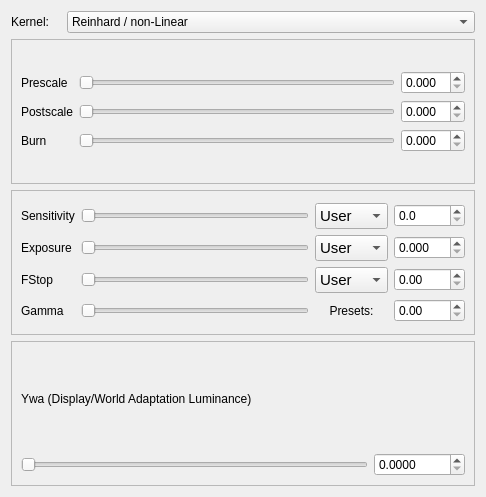
Old version of the form qtgui/tonemap.ui in the repository sungsoo/luxrender-lux.
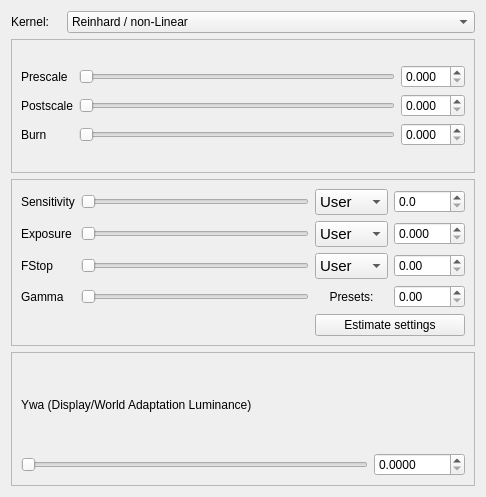
New version of the form.

Commit message: Added linear tonemapping parameter estimation to GUI.

```diff
--- a/qtgui/tonemap.ui
+++ b/qtgui/tonemap.ui
@@ -755,6 +755,13 @@
             </property>
            </widget>
           </item>
+          <item row="4" column="2" colspan="2">
+           <widget class="QPushButton" name="button_linearEstimate">
+            <property name="text">
+             <string>Estimate settings</string>
+            </property>
+           </widget>
+          </item>
          </layout>
         </item>
        </layout>
```
The commit also changes 2 other files.
